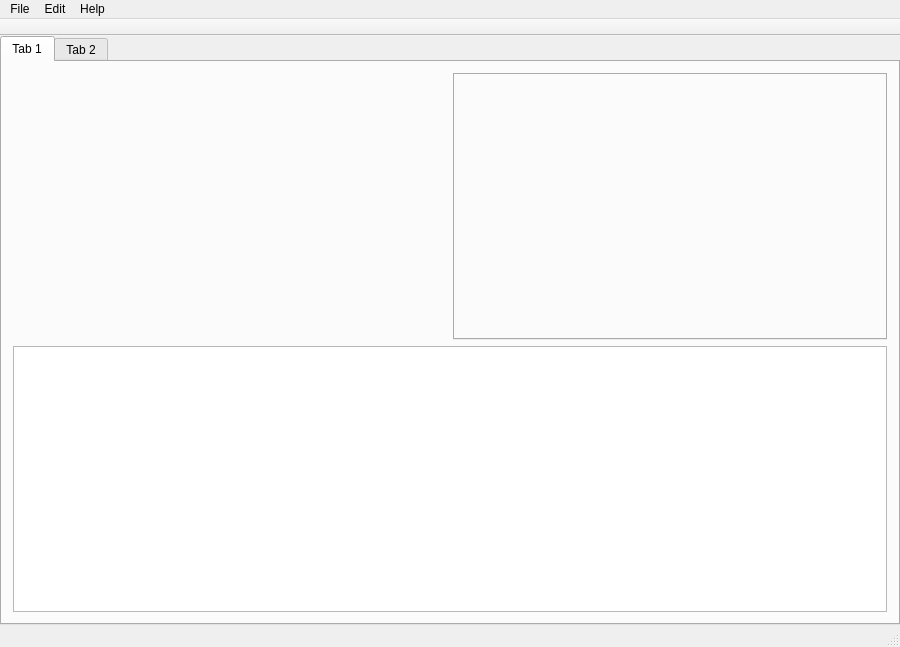
First picture: the form in src/main_window.ui, repository jiachen1119/gnss-sdr-monitor, before the edit.
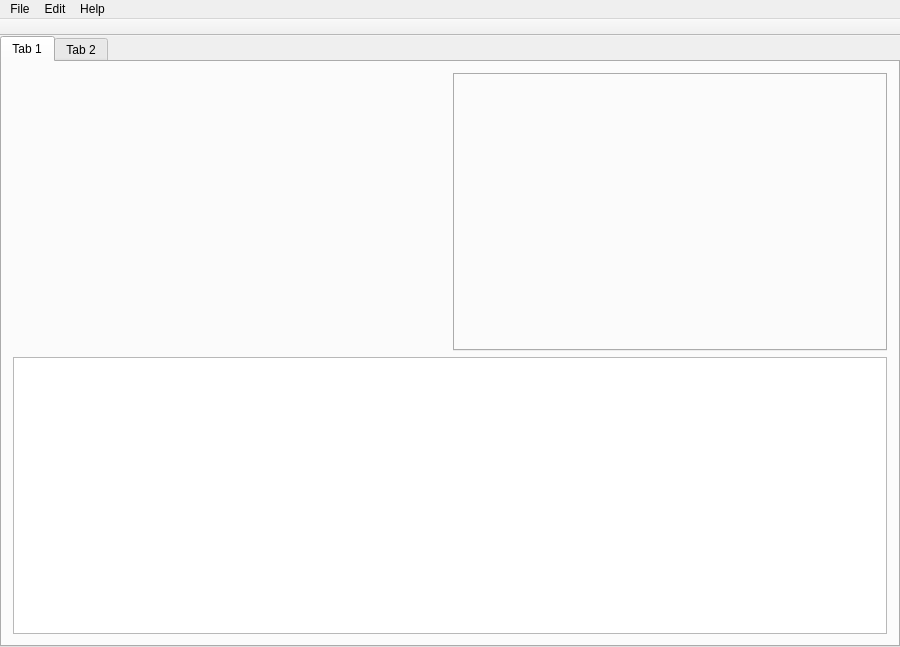
Second picture: the form after the edit. Icons and pictures are not drawn.

Commit message: tab bar changed

What changed in the file:
```diff
--- a/src/main_window.ui
+++ b/src/main_window.ui
@@ -118,7 +118,6 @@
     <bool>false</bool>
    </attribute>
   </widget>
-  <widget class="QStatusBar" name="statusBar"/>
   <action name="actionQuit">
    <property name="text">
     <string>Quit</string>
```
The commit also changes 1 other file.
